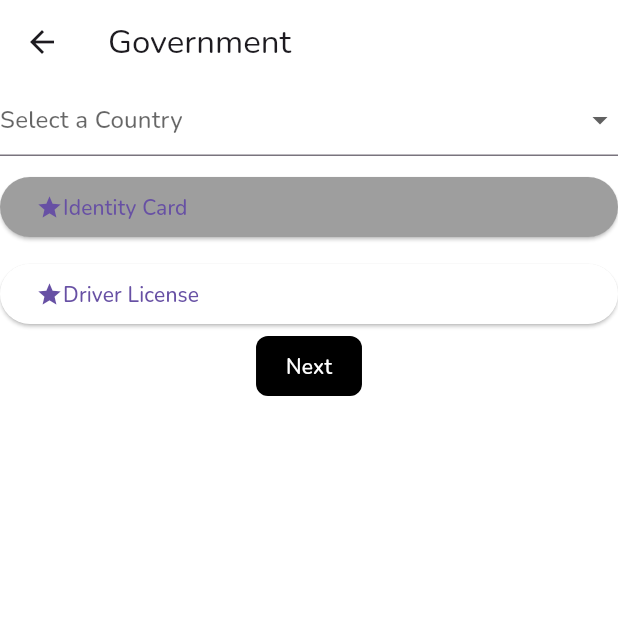
After one commit to bigmouth3033/project4_flutter, a Flutter app: the Government screen opened directly, on a phone screen of 412 x 824 dp, the top half of it. The commit adds this screen. Run offline on Flutter 3.47's test engine with Material 3 defaults, Android fonts, the phone set to English and light mode, and no system bars; our stand-ins replace cached_network_image, carousel_slider, firebase_core, firebase_messaging, flutter_bloc, flutter_html and 11 more; missing offline and left inert: flutter_advanced_avatar, stomp_dart_client; accounts and stored records are empty; network calls fail.

Commit message:
17/1/2025 night

```diff
--- /dev/null
+++ b/lib/features/government/government.dart
@@ -0,0 +1,329 @@
+import 'dart:convert';
+import 'dart:io';
+
+import 'package:flutter/cupertino.dart';
+import 'package:flutter/material.dart';
+import 'package:flutter/services.dart';
+import 'package:image_picker/image_picker.dart';
+import 'package:project4_flutter/features/government/models/government_request.dart';
+import 'package:project4_flutter/features/personal_information/models/country.dart';
+import 'package:project4_flutter/features/personal_information/service/personal_information_service.dart';
+
+class Government extends StatefulWidget {
+  const Government({super.key});
+
+  @override
+  State<Government> createState() => _GovernmentState();
+}
+
+class _GovernmentState extends State<Government> {
+  final _formKey = GlobalKey<FormState>();
+  final _formKey2 = GlobalKey<FormState>();
+  Future<List<Country>>? _countriesFuture;
+  Country? countrySelected;
+  int optionId = 1;
+  PersonalInformationService _personalInformationService =
+      new PersonalInformationService();
+  int stage = 1;
+
+  Future<List<Country>> loadCountries() async {
+    final String response =
+        await rootBundle.loadString('assets/data/phones.json');
+    final List<dynamic> data = json.decode(response);
+    return data.map<Country>((json) => Country.fromJson(json)).toList();
+  }
+
+  final ImagePicker _picker = ImagePicker();
+  XFile? _imageFile; // Biến để lưu hình ảnh đã chọn
+  XFile? _imageFile2;
+
+  Future<void> _pickImage() async {
+    // Hiển thị hộp thoại chọn hình ảnh
+    final XFile? image = await _picker.pickImage(source: ImageSource.gallery);
+    setState(() {
+      _imageFile = image; // Lưu hình ảnh đã chọn
+    });
+  }
+
+  Future<void> _pickImage2() async {
+    // Hiển thị hộp thoại chọn hình ảnh
+    final XFile? image = await _picker.pickImage(source: ImageSource.gallery);
+    setState(() {
+      _imageFile2 = image; // Lưu hình ảnh đã chọn
+    });
+  }
+
+  @override
+  void initState() {
+    super.initState();
+    _countriesFuture = loadCountries(); // Gọi hàm chỉ một lần
+  }
+
+  void handleUpdateGovernment() async {
+      try {
+        GovernmentRequest governmentRequest = GovernmentRequest(
+            idType: optionId,
+            governmentCountry: countrySelected!.name,
+            frontImageUri: _imageFile!.path,
+            backImageUri: _imageFile2!.path);
+        await _personalInformationService.putGovernment(governmentRequest);
+
+        ScaffoldMessenger.of(context).showSnackBar(
+          SnackBar(content: Text("Upload Government Information successfully")),
+        );
+        setState(() {
+          stage = 1;
+        });
+      } catch (e) {
+        ScaffoldMessenger.of(context).showSnackBar(
+          SnackBar(content: Text("Failed to upload Government Information: $e")),
+        );
+      }
+  }
+
+  @override
+  Widget build(BuildContext context) {
+    final screenWidth = MediaQuery.of(context).size.width;
+    final screenHeight = MediaQuery.of(context).size.height;
+    final double appBarHeight = AppBar().preferredSize.height;
+    final double statusBarHeight = MediaQuery.of(context).padding.top;
+
+    return Scaffold(
+      appBar: AppBar(
+        title: Text("Government"),
+        backgroundColor: Colors.white,
+      ),
+      body: Container(
+          color: Colors.white,
+          width: screenWidth,
+          height: screenHeight - appBarHeight - statusBarHeight,
+          child: stage == 1
+              ? Form(
+                  key: _formKey,
+                  child: Column(
+                    children: [
+                      FutureBuilder(
+                        future: _countriesFuture,
+                        builder: (context, snapshot) {
+                          if (snapshot.connectionState ==
+                              ConnectionState.waiting) {
+                            return Center(child: CircularProgressIndicator());
+                          } else if (snapshot.hasError) {
+                            return Center(
+                                child: Text("Error: ${snapshot.error}"));
+                          } else if (!snapshot.hasData ||
+                              snapshot.data!.isEmpty) {
+                            return Center(child: Text("No phones found."));
+                          }
+
+                          final countries = snapshot.data!;
+
+                          if (countrySelected != null &&
+                              !countries.contains(countrySelected)) {
+                            countrySelected = null; // Đặt lại nếu không khớp
+                          }
+
+                          return DropdownButtonFormField<Country>(
+                            hint: Text("Select a Country"),
+                            value: countrySelected,
+                            validator: (value) {
+                              if (value == null) {
+                                return "Select one";
+                              }
+                              return null;
+                            },
+                            onChanged: (Country? countrySelect) {
+                              countrySelected = countrySelect;
+                            },
+                            items: countries.map<DropdownMenuItem<Country>>(
+                                (Country country) {
+                              return DropdownMenuItem<Country>(
+                                value: country,
+                                child: Text(
+                                  "${country.dialCode} ${country.name}",
+                                  style: TextStyle(fontSize: 12.0),
+                                ),
+                              );
+                            }).toList(),
+                          );
+                        },
+                      ),
+                      SizedBox(
+                        height: 10,
+                      ),
+                      Container(
+                        color: Colors.white,
+                        child: ElevatedButton(
+                          style: ElevatedButton.styleFrom(
+                            backgroundColor:
+                                optionId == 1 ? Colors.grey : Colors.white,
+                          ),
+                          onPressed: () {
+                            // Hành động khi nhấn button
+                            setState(() {
+                              optionId = 1;
+                            });
+                            print('Button Pressed!');
+                          },
+                          child: Row(
+                            children: [Icon(Icons.star), Text("Identity Card")],
+                          ),
+                        ),
+                      ),
+                      SizedBox(
+                        height: 10,
+                      ),
+                      Container(
+                        color: Colors.white,
+                        child: ElevatedButton(
+                          style: ElevatedButton.styleFrom(
+                            backgroundColor:
+                                optionId == 2 ? Colors.grey : Colors.white,
+                          ),
+                          onPressed: () {
+                            // Hành động khi nhấn button
+
+                            setState(() {
+                              optionId = 2;
+                            });
+                          },
+                          child: Row(
+                            children: [
+                              Icon(Icons.star),
+                              Text("Driver License")
+                            ],
+                          ),
+                        ),
+                      ),
+                      TextButton(
+                        style: TextButton.styleFrom(
+                          backgroundColor: Colors.black,
+                          // Màu nền của TextButton
+                          padding: EdgeInsets.symmetric(
+                              horizontal: 20, vertical: 10),
+                          // Khoảng cách bên trong
+                          shape: RoundedRectangleBorder(
+                            borderRadius: BorderRadius.circular(8), // Bo góc
+                          ),
+                        ),
+                        onPressed: () {
+                          if(_formKey.currentState!.validate()){
+                            setState(() {
+                              stage = 2;
+                            });
+                          }
+                        },
+                        child: Text(
+                          "Next",
+                          style: TextStyle(color: Colors.white),
+                        ),
+                      )
+                    ],
+                  ),
+                )
+              : Form(
+                  key: _formKey2,
+                  child: Column(
+                    children: [
+                      // Hiển thị hình ảnh nếu có
+                      TextButton(
+                        onPressed: _pickImage,
+                        child: Container(
+                          width: 200,
+                          height: 100,
+                          decoration: BoxDecoration(
+                            color: Colors.white, // Màu nền của Container
+                            border: Border.all(
+                              color: Colors.black, // Màu sắc của border
+                              width: 2, // Độ dày của border
+                            ),
+                            borderRadius:
+                                BorderRadius.circular(8), // Bo góc (tuỳ chọn)
+                          ),
+                          child: Center(
+                              child: _imageFile != null
+                                  ? Image.file(
+                                      File(_imageFile!.path),
+                                      height: 200,
+                                      width: 200,
+                                      fit: BoxFit.cover,
+                                    )
+                                  : Text("Upload Front")),
+                        ),
+                        style: ButtonStyle(
+                          backgroundColor:
+                              MaterialStateProperty.all(Colors.white),
+                          foregroundColor:
+                              MaterialStateProperty.all(Colors.black),
+                          overlayColor:
+                              MaterialStateProperty.all(Colors.transparent),
+                        ),
+                      ),
+                      TextButton(
+                        onPressed: _pickImage2,
+                        child: Container(
+                          width: 200,
+                          height: 100,
+                          decoration: BoxDecoration(
+                            color: Colors.white, // Màu nền của Container
+                            border: Border.all(
+                              color: Colors.black, // Màu sắc của border
+                              width: 2, // Độ dày của border
+                            ),
+                            borderRadius:
+                                BorderRadius.circular(8), // Bo góc (tuỳ chọn)
+                          ),
+                          child: Center(
+                              child: _imageFile2 != null
+                                  ? Image.file(
+                                      File(_imageFile2!.path),
+                                      height: 200,
+                                      width: 200,
+                                      fit: BoxFit.cover,
+                                    )
+                                  : Text("Upload Back")),
+                        ),
+                        style: ButtonStyle(
+                          backgroundColor:
+                              MaterialStateProperty.all(Colors.white),
+                          foregroundColor:
+                              MaterialStateProperty.all(Colors.black),
+                          overlayColor:
+                              MaterialStateProperty.all(Colors.transparent),
+                        ),
+                      ),
+                      Row(
+                        children: [
+                          TextButton(
+                              onPressed: () {
+                                setState(() {
+                                  stage = 1;
+                                });
+                              },
+                              child: Text("Back")),
+                          Expanded(child: Container()),
+                          Container(
+                              padding: EdgeInsets.fromLTRB(0, 0, 0, 0),
+                              // Khoảng cách bên trong
+                              decoration: BoxDecoration(
+                                color: Colors.black, // Màu nền
+                                border: Border.all(
+                                  color: Colors.black, // Màu sắc của border
+                                  width: 2, // Độ dày của border
+                                ),
+                                borderRadius: BorderRadius.circular(
+                                    10), // Bo góc (tuỳ chọn)
+                              ),
+                              child: TextButton(
+                                  onPressed: handleUpdateGovernment,
+                                  child: Text(
+                                    "Upload",
+                                    style: TextStyle(color: Colors.white),
+                                  )))
+                        ],
+                      )
+                    ],
+                  ))),
+    );
+  }
+}
--- /dev/null
+++ b/lib/features/government/models/government_request.dart
@@ -0,0 +1,20 @@
+class GovernmentRequest{
+    int idType;
+    String governmentCountry;
+    String frontImageUri;
+    String backImageUri;
+
+    GovernmentRequest({
+      required this.idType,
+      required this.governmentCountry,
+      required this.frontImageUri,
+      required this.backImageUri});
+
+    Map<String,dynamic> toJson(){
+      return{
+        "IdType" : idType,
+        "governmentCountry": governmentCountry
+      };
+    }
+
+}
--- a/lib/features/personal_information/service/personal_information_service.dart
+++ b/lib/features/personal_information/service/personal_information_service.dart
@@ -1,5 +1,6 @@
 import 'dart:convert';
 
+import 'package:project4_flutter/features/government/models/government_request.dart';
 import 'package:project4_flutter/features/login_and_security/models/change_password_request.dart';
 import 'package:project4_flutter/features/login_and_security/models/otp_confirm_request.dart';
 import 'package:project4_flutter/features/personal_information/models/legal_name_request.dart';
@@ -122,6 +123,34 @@ class PersonalInformationService {
     }
   }
 
+  Future putGovernment(GovernmentRequest request) async{
+    var token = await tokenStorage.getToken();
+    var uri = Uri.http(baseUrl, "/userCM/government");
+
+    final multipartRequest = http.MultipartRequest('PUT', uri);
+    multipartRequest.headers['Authorization'] = "Bearer $token";
+    multipartRequest.fields['IdType'] = request.idType.toString();
+    multipartRequest.fields['governmentCountry'] = request.governmentCountry;
+    multipartRequest.files.add(
+      await http.MultipartFile.fromPath(
+        'frontImage', // Tên tham số trong API
+        request.frontImageUri, // Đường dẫn của tệp
+      ),
+    );
+    multipartRequest.files.add(
+      await http.MultipartFile.fromPath(
+        'backImage', // Tên tham số trong API
+        request.backImageUri, // Đường dẫn của tệp
+      ),
+    );
+    try {
+      final response = await multipartRequest.send();
+    } catch (e) {
+      throw Exception('Failed to update Government Information');
+    }
+
+  }
+
   Future<UserRefillResponse>? getUserRefill() async {
     var token = await tokenStorage.getToken();
     var uri = Uri.http(baseUrl, "/userCM/userRefill");
--- a/lib/features/profile/widgets/authorize_profile.dart
+++ b/lib/features/profile/widgets/authorize_profile.dart
@@ -2,6 +2,7 @@ import 'package:flutter/material.dart';
 import 'package:flutter_advanced_avatar/flutter_advanced_avatar.dart';
 import 'package:flutter_bloc/flutter_bloc.dart';
 import 'package:hugeicons/hugeicons.dart';
+import 'package:project4_flutter/features/government/government.dart';
 import 'package:project4_flutter/features/login_and_security/login_and_security.dart';
 import 'package:project4_flutter/features/personal_information/personal_information.dart';
 import 'package:project4_flutter/features/user_profile/user_profile.dart';
@@ -218,7 +219,9 @@ class AuthorizeProfile extends StatelessWidget {
                               .zero, // No rounded corners, sharp rectangle edges
                         ),
                       ),
-                      onPressed: () {},
+                      onPressed: () {
+                        Navigator.push(context, MaterialPageRoute(builder: (context) => const Government(),));
+                      },
                       child: Padding(
                         padding: const EdgeInsets.symmetric(horizontal: 20),
                         child: Container(
@@ -267,7 +270,9 @@ class AuthorizeProfile extends StatelessWidget {
                               .zero, // No rounded corners, sharp rectangle edges
                         ),
                       ),
-                      onPressed: () {},
+                      onPressed: () {
+                        Navigator.push(context, MaterialPageRoute(builder: (context) => const Government(),));
+                      },
                       child: Padding(
                         padding: const EdgeInsets.symmetric(horizontal: 20),
                         child: Container(
```
